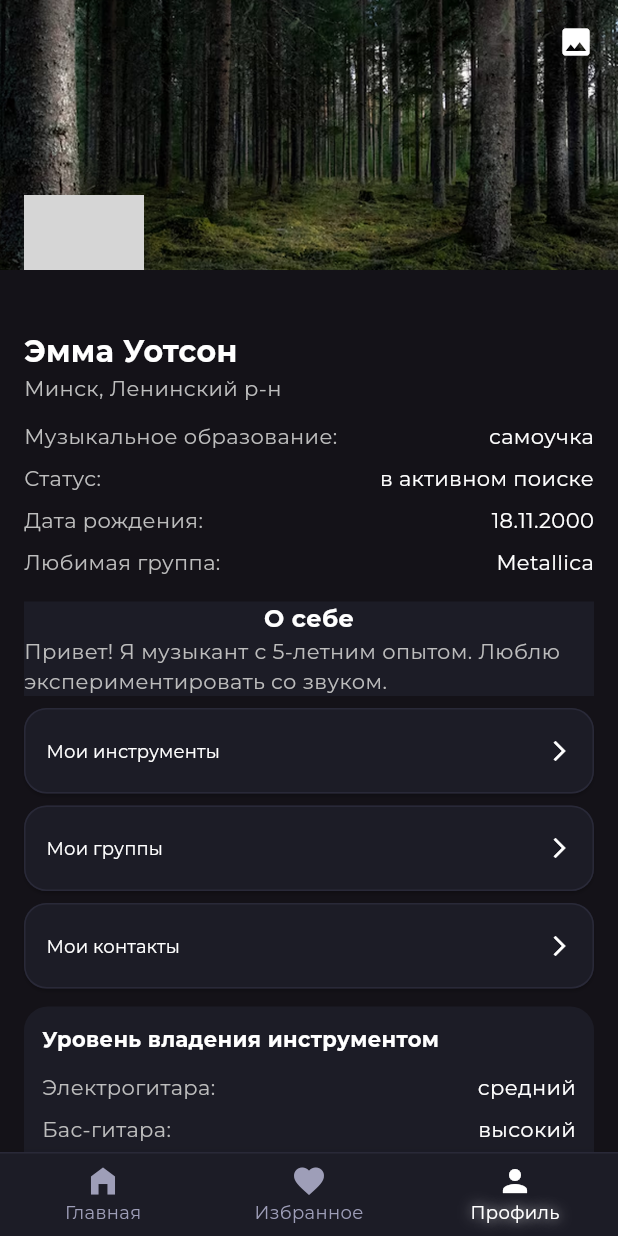
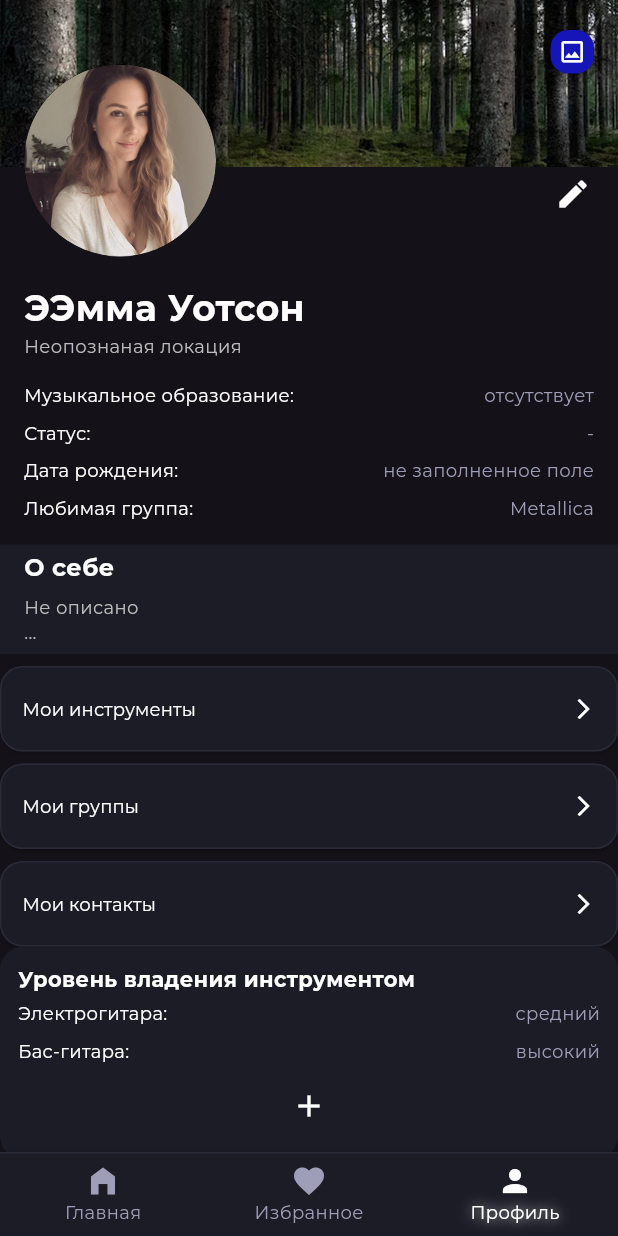
Before and after one commit to CeviCeve/my_band, a Flutter app: the screen it shows after launch, item 3 of the bottom bar chosen, on a phone screen of 412 x 824 dp. Run offline on Flutter 3.47's test engine with Material 3 defaults, Android fonts, the phone set to English and light mode, and no system bars; our stand-ins replace google_fonts, isar; accounts and stored records are empty; generated files the repository leaves out were written again; grey boxes are pictures that could not be loaded.

Commit message:
fix: profile_screen

```diff
--- a/lib/models/location_model.dart
+++ b/lib/models/location_model.dart
@@ -7,4 +7,10 @@ class Location {
   late String? country;
   late String? district;
   late String? city;
+
+  String get getLocation {
+    return "${country == null ? "" : "$country"}"
+        "${district == null ? "" : ", $district"}"
+        "${city == null ? "" : ", $city"}";
+  }
 }
--- a/lib/ui/activity/profile_screen.dart
+++ b/lib/ui/activity/profile_screen.dart
@@ -1,9 +1,11 @@
 import 'package:flutter/material.dart';
 import 'package:google_fonts/google_fonts.dart';
+import 'package:my_band/models/user_model.dart';
 import 'package:my_band/ui/element/custom_button_large.dart';
 
 class ProfileScreen extends StatelessWidget {
-  const ProfileScreen({super.key});
+  final User? user;
+  const ProfileScreen({super.key, this.user});
 
   @override
   Widget build(BuildContext context) {
@@ -13,9 +15,8 @@ class ProfileScreen extends StatelessWidget {
           children: [
             Stack(
               children: [
-                // Фоновое изображение
                 Container(
-                  height: 180,
+                  height: 111,
                   decoration: BoxDecoration(
                     image: DecorationImage(
                       image: AssetImage('assets/forest.png'),
@@ -25,51 +26,95 @@ class ProfileScreen extends StatelessWidget {
                 ),
                 Positioned(
                   top: 16,
-                  right: 16,
-                  child: Icon(Icons.image, color: Colors.white),
+                  right: 12,
+                  child: Card(
+                    color: const Color.fromARGB(255, 21, 21, 184),
+                    child: SizedBox(
+                      height: 29,
+                      width: 29,
+                      child: Icon(
+                        Icons.image_outlined,
+                        color: Colors.white,
+                        size: 19,
+                      ),
+                    ),
+                  ),
                 ),
                 Positioned(
-                  bottom: -30,
+                  bottom: 0,
                   left: 16,
                   child: CircleAvatar(
-                    radius: 40,
-                    backgroundImage: AssetImage('assets/profile.jpg'),
+                    radius: 64,
+                    backgroundColor: Colors.black,
+                    backgroundImage: AssetImage('assets/emma.png'),
                   ),
                 ),
+                Positioned(bottom: 30, right: 18, child: Icon(Icons.edit)),
+                SizedBox(height: 171),
               ],
             ),
-            Padding(
-              padding: const EdgeInsets.symmetric(horizontal: 16),
-              child: Column(
+            Column(
               crossAxisAlignment: CrossAxisAlignment.start,
               children: [
-                  const SizedBox(height: 40),
+                Padding(
+                  padding: const EdgeInsets.fromLTRB(16, 17, 16, 0),
+                  child: Column(
+                    mainAxisAlignment: MainAxisAlignment.start,
+                    crossAxisAlignment: CrossAxisAlignment.start,
+                    children: [
                       Text(
-                    "Эмма Уотсон",
+                        "${user?.name ?? "ЭЭмма"} ${user?.surname ?? "Уотсон"}",
                         style: GoogleFonts.montserrat(
-                      fontSize: 20,
+                          fontSize: 24,
                           fontWeight: FontWeight.bold,
                           color: Colors.white,
                         ),
                       ),
                       Text(
-                    "Минск, Ленинский р-н",
+                        user?.location?.getLocation ?? "Неопознаная локация",
                         style: GoogleFonts.montserrat(
-                      fontSize: 14,
+                          fontSize: 12,
                           color: Colors.grey[400],
                         ),
                       ),
-                  const SizedBox(height: 8),
-                  _buildInfoRow("Музыкальное образование:", "самоучка"),
-                  _buildInfoRow("Статус:", "в активном поиске"),
-                  _buildInfoRow("Дата рождения:", "18.11.2000"),
-                  _buildInfoRow("Любимая группа:", "Metallica"),
-                  const SizedBox(height: 12),
+                    ],
+                  ),
+                ),
+
+                Padding(
+                  padding: const EdgeInsets.fromLTRB(16, 12, 16, 12),
+                  child: Column(
+                    children: [
+                      _buildInfoRow(
+                        "Музыкальное образование:",
+                        user?.education ?? "отсутствует",
+                      ),
+                      _buildInfoRow("Статус:", user?.status ?? "-"),
+                      _buildInfoRow(
+                        "Дата рождения:",
+                        "${user?.dob?.day != null ? "${user?.dob?.day}." : "не"}"
+                            "${user?.dob?.month != null ? "${user?.dob?.month}." : " заполненное"}"
+                            "${user?.dob?.day ?? " поле"}",
+                      ),
+                      _buildInfoRow(
+                        "Любимая группа:",
+                        user?.likeBand ?? "Metallica",
+                      ),
+                    ],
+                  ),
+                ),
+
                 Container(
                   color: const Color.fromARGB(255, 28, 28, 38),
+                  child: SizedBox(
+                    width: double.infinity,
                     child: Column(
+                      mainAxisAlignment: MainAxisAlignment.start,
+                      crossAxisAlignment: CrossAxisAlignment.start,
                       children: [
-                        Text(
+                        Padding(
+                          padding: const EdgeInsets.fromLTRB(16, 4, 0, 0),
+                          child: Text(
                             "О себе",
                             style: GoogleFonts.montserrat(
                               fontSize: 16,
@@ -77,28 +122,29 @@ class ProfileScreen extends StatelessWidget {
                               color: Colors.white,
                             ),
                           ),
-                        Text(
-                          "Привет! Я музыкант с 5-летним опытом. Люблю экспериментировать со звуком.",
+                        ),
+
+                        Padding(
+                          padding: const EdgeInsets.fromLTRB(16, 6, 16, 6),
+                          child: Text(
+                            user?.about ?? "Не описано\n...",
                             style: GoogleFonts.montserrat(
-                            fontSize: 14,
+                              fontSize: 12,
                               color: Colors.grey[400],
+                            ),
                           ),
                         ),
                       ],
                     ),
                   ),
+                ),
 
-                  CustomButton(
-                    text: "Мои инструменты",
-                    textSize: 12,
-                    heigth: 20,
-                  ),
+                CustomButton(text: "Мои инструменты", textSize: 12, heigth: 20),
                 CustomButton(text: "Мои группы", textSize: 12, heigth: 20),
                 CustomButton(text: "Мои контакты", textSize: 12, heigth: 20),
-                  const SizedBox(height: 12),
+
                 _buildProficiencyCard(),
               ],
-              ),
             ),
           ],
         ),
@@ -114,33 +160,16 @@ class ProfileScreen extends StatelessWidget {
         children: [
           Text(
             title,
-            style: GoogleFonts.montserrat(
-              fontSize: 14,
-              color: Colors.grey[400],
-            ),
+            style: GoogleFonts.montserrat(fontSize: 12, color: Colors.white),
           ),
           Text(
             value,
-            style: GoogleFonts.montserrat(fontSize: 14, color: Colors.white),
+            style: GoogleFonts.montserrat(
+              fontSize: 12,
+              color: const Color.fromARGB(255, 158, 158, 184),
+            ),
           ),
         ],
-      ),
-    );
-  }
-
-  Widget _buildMenuButton(String text) {
-    return Container(
-      margin: const EdgeInsets.symmetric(vertical: 4),
-      decoration: BoxDecoration(
-        color: const Color.fromARGB(255, 28, 28, 38),
-        borderRadius: BorderRadius.circular(12),
-      ),
-      child: ListTile(
-        title: Text(
-          text,
-          style: GoogleFonts.montserrat(color: Colors.white, fontSize: 14),
-        ),
-        trailing: const Icon(Icons.arrow_forward_ios, color: Colors.white),
       ),
     );
   }
@@ -163,10 +192,10 @@ class ProfileScreen extends StatelessWidget {
               color: Colors.white,
             ),
           ),
-          const SizedBox(height: 8),
+
           _buildInfoRow("Электрогитара:", "средний"),
           _buildInfoRow("Бас-гитара:", "высокий"),
-          const SizedBox(height: 8),
+
           Align(
             alignment: Alignment.center,
             child: IconButton(
--- a/lib/ui/element/custom_button.dart
+++ b/lib/ui/element/custom_button.dart
@@ -1,10 +1,10 @@
 import 'package:flutter/material.dart';
 import 'package:google_fonts/google_fonts.dart';
 
-class CustomButton extends StatelessWidget {
+class CustomButton1 extends StatelessWidget {
   final String text;
 
-  const CustomButton({super.key, required this.text});
+  const CustomButton1({super.key, required this.text});
 
   @override
   Widget build(BuildContext context) {
```
Also changed, not shown: assets/emma.png (added). Lines whose indentation alone changed are shown as unchanged.
